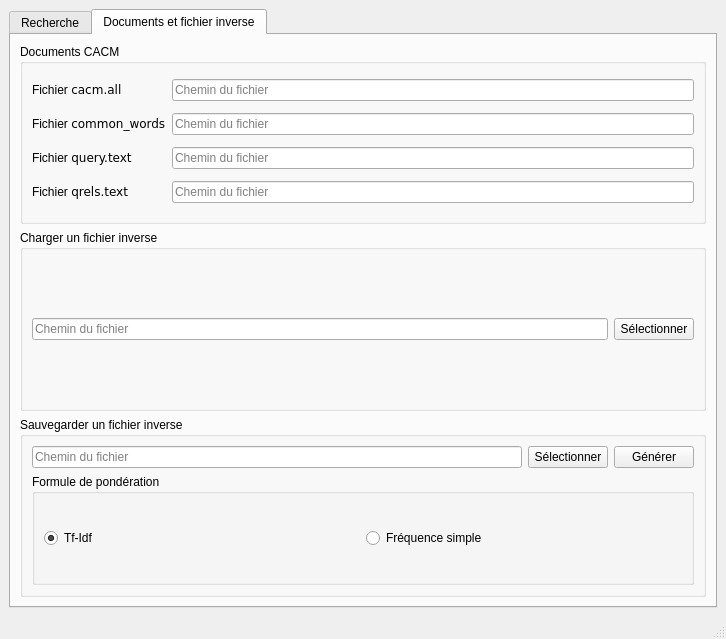
The window that MainWindow.ui (Hamza5/RI-TP) describes before a commit, drawn with Qt 5.
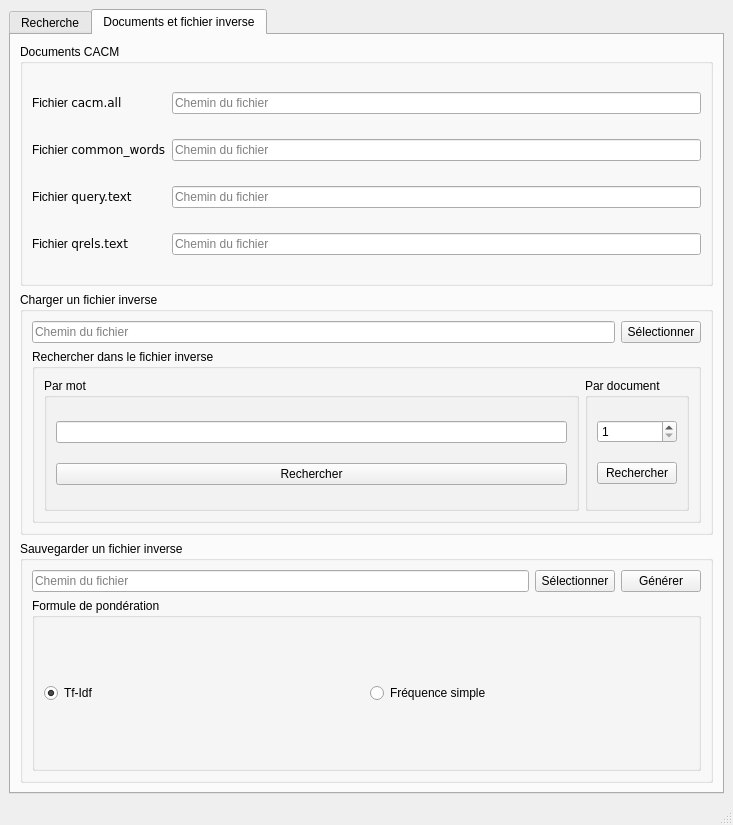
The same window after the commit. The open tabs and pages were chosen to show the change.

Commit message: Ajouter l'option de la recherche d'un mot/document dans le FI

```diff
--- a/MainWindow.ui
+++ b/MainWindow.ui
@@ -6,8 +6,8 @@
    <rect>
     <x>0</x>
     <y>0</y>
-    <width>726</width>
-    <height>639</height>
+    <width>733</width>
+    <height>825</height>
    </rect>
   </property>
   <property name="windowTitle">
@@ -318,19 +318,77 @@
           <property name="title">
            <string>Charger un fichier inverse</string>
           </property>
-          <layout class="QHBoxLayout" name="horizontalLayout_4">
+          <layout class="QVBoxLayout" name="verticalLayout_10">
            <item>
-            <widget class="QLineEdit" name="loadInverseFileLineEdit">
-             <property name="placeholderText">
-              <string>Chemin du fichier</string>
-             </property>
-            </widget>
+            <layout class="QHBoxLayout" name="horizontalLayout_5">
+             <item>
+              <widget class="QLineEdit" name="loadInverseFileLineEdit">
+               <property name="placeholderText">
+                <string>Chemin du fichier</string>
+               </property>
+              </widget>
+             </item>
+             <item>
+              <widget class="QPushButton" name="loadInveseFilePushButton">
+               <property name="text">
+                <string>Sélectionner</string>
+               </property>
+              </widget>
+             </item>
+            </layout>
            </item>
            <item>
-            <widget class="QPushButton" name="loadInveseFilePushButton">
-             <property name="text">
-              <string>Sélectionner</string>
+            <widget class="QGroupBox" name="loadInverseFileSearchGroupBox">
+             <property name="title">
+              <string>Rechercher dans le fichier inverse</string>
              </property>
+             <layout class="QHBoxLayout" name="horizontalLayout_4">
+              <item>
+               <widget class="QGroupBox" name="loadInverseFileSearchWordGroupBox">
+                <property name="title">
+                 <string>Par mot</string>
+                </property>
+                <layout class="QVBoxLayout" name="verticalLayout_8">
+                 <item>
+                  <widget class="QLineEdit" name="loadInverseFileSearchWordLineEdit"/>
+                 </item>
+                 <item>
+                  <widget class="QPushButton" name="loadInverseFileSearchWordPushButton">
+                   <property name="text">
+                    <string>Rechercher</string>
+                   </property>
+                  </widget>
+                 </item>
+                </layout>
+               </widget>
+              </item>
+              <item>
+               <widget class="QGroupBox" name="loadInverseFileSearchDocumentGroupBox">
+                <property name="title">
+                 <string>Par document</string>
+                </property>
+                <layout class="QVBoxLayout" name="verticalLayout_9">
+                 <item>
+                  <widget class="QSpinBox" name="loadInverseFileSearchDocumentSpinBox">
+                   <property name="minimum">
+                    <number>1</number>
+                   </property>
+                   <property name="maximum">
+                    <number>100</number>
+                   </property>
+                  </widget>
+                 </item>
+                 <item>
+                  <widget class="QPushButton" name="loadInverseFileSearchDocumentPushButton">
+                   <property name="text">
+                    <string>Rechercher</string>
+                   </property>
+                  </widget>
+                 </item>
+                </layout>
+               </widget>
+              </item>
+             </layout>
             </widget>
            </item>
           </layout>
```
Left out of the diff: 2 changed lines with no effect on the pictures. The commit also changes 4 other files.
